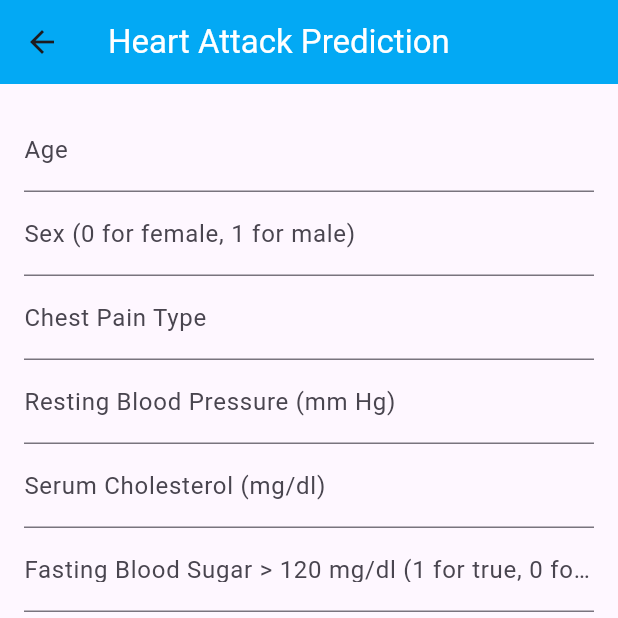
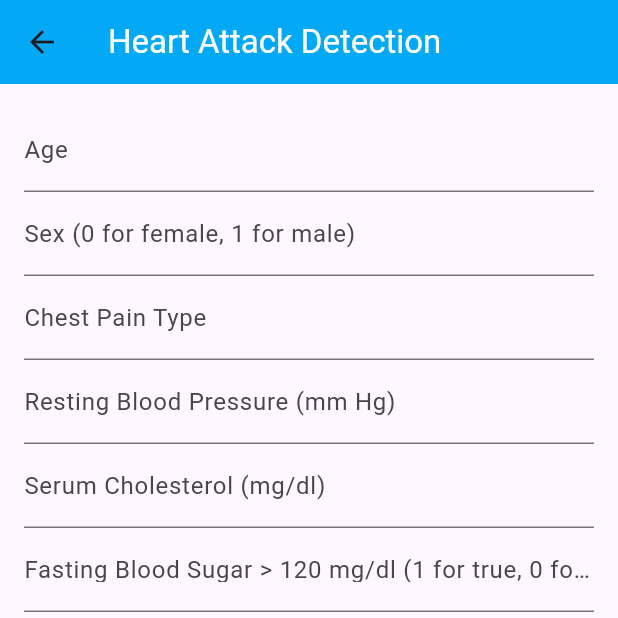
Before and after one commit to ItzRO/medipro_insight, a Flutter app: the Option5Page screen opened directly, on a phone screen of 412 x 824 dp, the top half of it. Run offline on Flutter 3.47's test engine with Material 3 defaults, Android fonts, the light colour scheme and no system bars; our stand-ins replace image_picker.

Commit message:
6 diseases done

```diff
--- a/lib/disease5.dart
+++ b/lib/disease5.dart
@@ -65,7 +65,7 @@ class _Option5PageState extends State<Option5Page> {
     return Scaffold(
       appBar: AppBar(
         title: const Text(
-          'Heart Attack Prediction',
+          'Heart Attack Detection',
           style: TextStyle(
             color: Colors.white,
           ),
```
